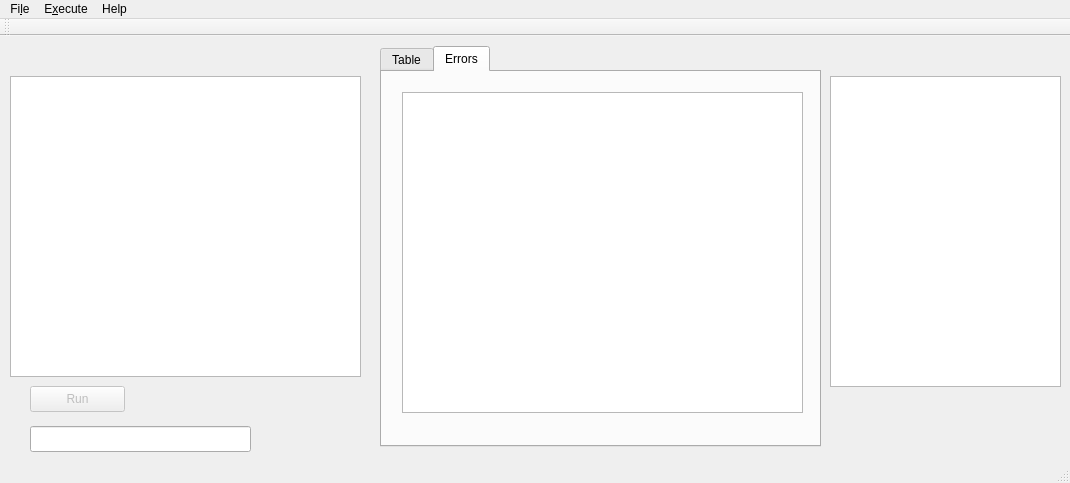
Before: the Qt Designer form turi/mainwindow.ui in traumgedanken/turing-visual, drawn with Qt 5.
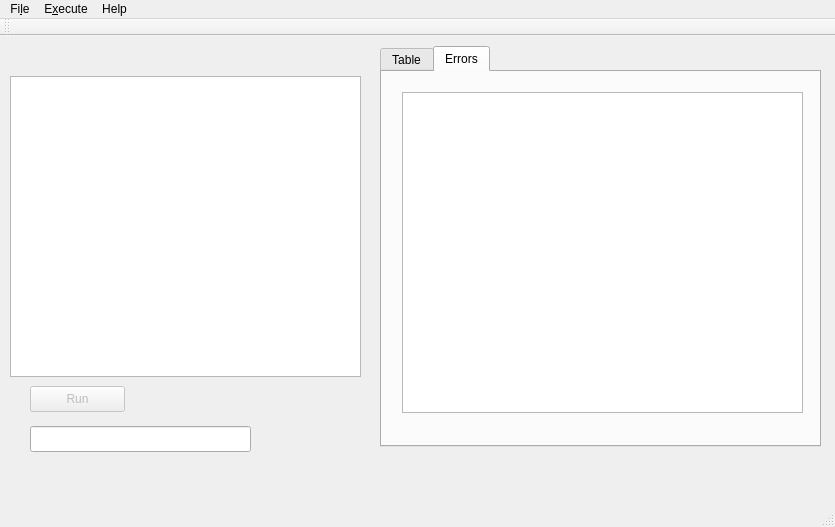
After: the same form once the commit is applied.

Diff of the .ui file:
```diff
--- a/turi/mainwindow.ui
+++ b/turi/mainwindow.ui
@@ -6,8 +6,8 @@
    <rect>
     <x>0</x>
     <y>0</y>
-    <width>1070</width>
-    <height>483</height>
+    <width>835</width>
+    <height>527</height>
    </rect>
   </property>
   <property name="windowTitle">
@@ -140,16 +140,6 @@
      </widget>
     </widget>
    </widget>
-   <widget class="QTextEdit" name="textEdit">
-    <property name="geometry">
-     <rect>
-      <x>830</x>
-      <y>40</y>
-      <width>231</width>
-      <height>311</height>
-     </rect>
-    </property>
-   </widget>
   </widget>
   <widget class="QStatusBar" name="statusBar"/>
   <widget class="QToolBar" name="mainToolBar">
@@ -165,8 +155,8 @@
     <rect>
      <x>0</x>
      <y>0</y>
-     <width>1070</width>
-     <height>24</height>
+     <width>835</width>
+     <height>23</height>
     </rect>
    </property>
    <widget class="QMenu" name="menuFile">
```
